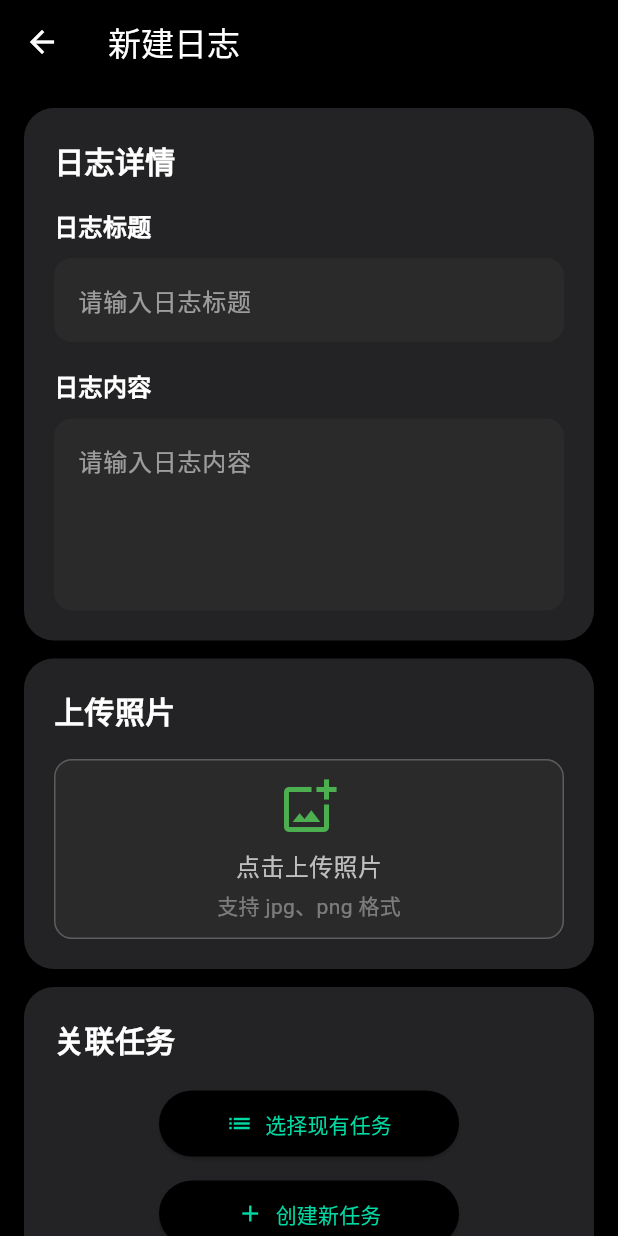
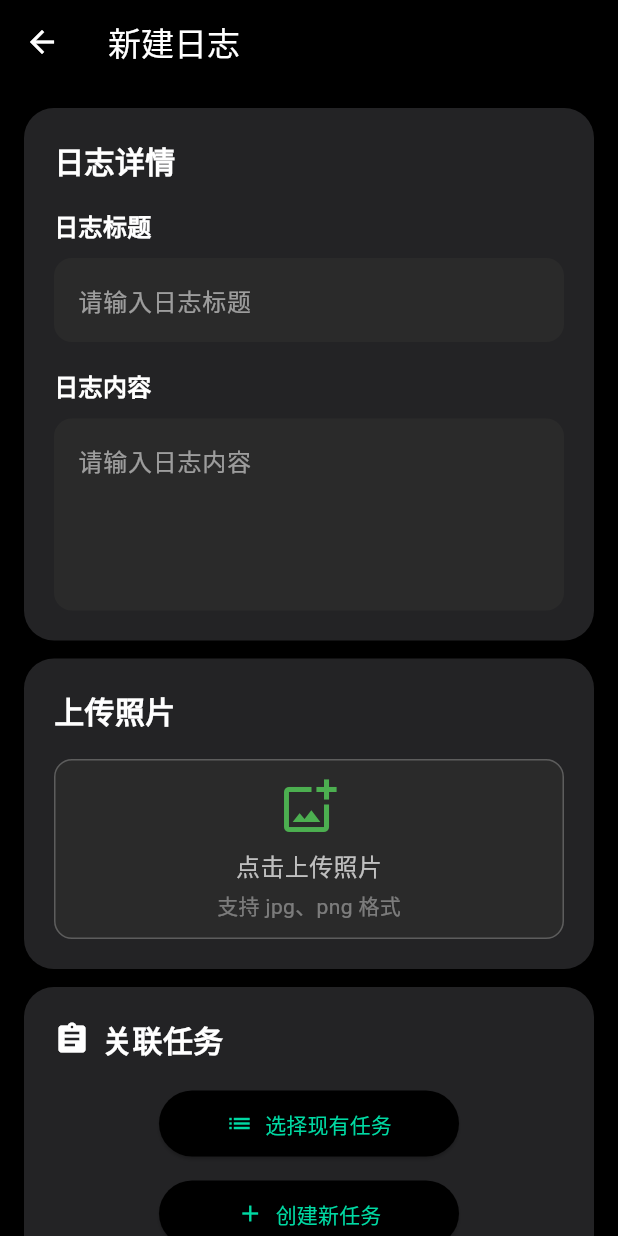
Before and after one commit to CzNd0729/nullworking, a Flutter app: the CreateLogPage screen opened directly, on a phone screen of 412 x 824 dp. Run offline on Flutter 3.47's test engine with Material 3 defaults, Android fonts, the phone set to English and light mode, and no system bars; our stand-ins replace image_picker, shared_preferences; accounts and stored records are empty.

Commit message:
优化使编辑日志时不得更改关联任务

```diff
--- a/frontend/lib/pages/log/create_log_page.dart
+++ b/frontend/lib/pages/log/create_log_page.dart
@@ -37,10 +37,8 @@ class _CreateLogPageState extends State<CreateLogPage> {
   @override
   void initState() {
     super.initState();
-    if (widget.preSelectedTask != null) {
-      _selectedTask = widget.preSelectedTask;
-    } else if (widget.logToEdit != null) {
-      // 编辑模式下预填充表单
+    if (widget.logToEdit != null) {
+      // 编辑模式下预填充表单，不保留任务关联信息
       final log = widget.logToEdit!;
       _titleController.text = log.logTitle;
       _contentController.text = log.logContent;
@@ -93,6 +91,9 @@ class _CreateLogPageState extends State<CreateLogPage> {
   }
 
   Future<void> _openTaskSelection() async {
+    // 如果是编辑模式，直接返回
+    if (widget.logToEdit != null) return;
+
     FocusManager.instance.primaryFocus?.unfocus();
     final tasks = await _logBusiness.getExecutorTasksForLogSelection();
     final Task? chosen = await showModalBottomSheet<Task?>(
@@ -479,6 +480,7 @@ class _CreateLogPageState extends State<CreateLogPage> {
     final title = _titleController.text.trim();
     final content = _contentController.text.trim();
 
+    // 仅在创建日志时检查任务关联
     if (widget.logToEdit == null && _selectedTask == null) {
       ScaffoldMessenger.of(
         context,
@@ -547,9 +549,11 @@ class _CreateLogPageState extends State<CreateLogPage> {
       // 构建Log对象 - 图片仅在前端显示，不上传到fileIds
       final Log logToProcess = Log(
         logId: widget.logToEdit?.logId ?? '',
-        taskId: _selectedTask?.taskId != null
+        taskId: widget.logToEdit != null
+            ? widget.logToEdit!.taskId
+            : (_selectedTask?.taskId != null
                   ? int.tryParse(_selectedTask!.taskId)
-            : null,
+                  : null),
         logTitle: title,
         logContent: content,
         logStatus: _isCompleted ? 1 : 0,
@@ -876,7 +880,7 @@ class _CreateLogPageState extends State<CreateLogPage> {
                 ],
               ),
             ),
-            // 关联任务卡片
+            // 任务关联卡片
             Container(
               width: double.infinity,
               padding: const EdgeInsets.all(20),
@@ -888,15 +892,59 @@ class _CreateLogPageState extends State<CreateLogPage> {
               child: Column(
                 crossAxisAlignment: CrossAxisAlignment.start,
                 children: [
-                  const Text(
-                    '关联任务',
-                    style: TextStyle(
+                  Row(
+                    children: [
+                      const Icon(Icons.assignment, color: Colors.white),
+                      const SizedBox(width: 8),
+                      Text(
+                        widget.logToEdit == null ? '关联任务' : '已关联任务',
+                        style: const TextStyle(
                           color: Colors.white,
                           fontWeight: FontWeight.bold,
                           fontSize: 20,
                         ),
                       ),
+                    ],
+                  ),
                   const SizedBox(height: 18),
+                  if (widget.logToEdit != null &&
+                      widget.logToEdit!.taskId != null)
+                    Container(
+                      width: double.infinity,
+                      padding: const EdgeInsets.all(12),
+                      decoration: BoxDecoration(
+                        color: const Color(0xFF1E1E1E),
+                        borderRadius: BorderRadius.circular(12),
+                        border: Border.all(
+                          color: const Color(0xFF2CB7B3),
+                          width: 1,
+                        ),
+                      ),
+                      child: Row(
+                        children: [
+                          const Icon(
+                            Icons.task_alt,
+                            color: Color(0xFF2CB7B3),
+                            size: 20,
+                          ),
+                          const SizedBox(width: 8),
+                          Expanded(
+                            child: Text(
+                              widget.logToEdit!.taskTitle ??
+                                  '任务${widget.logToEdit!.taskId}',
+                              style: const TextStyle(
+                                color: Colors.white,
+                                fontSize: 16,
+                                fontWeight: FontWeight.w500,
+                              ),
+                            ),
+                          ),
+                        ],
+                      ),
+                    )
+                  else if (widget.logToEdit == null)
+                    Column(
+                      children: [
                         Center(
                           child: SizedBox(
                             width: 200,
@@ -910,7 +958,9 @@ class _CreateLogPageState extends State<CreateLogPage> {
                               ),
                               style: ElevatedButton.styleFrom(
                                 backgroundColor: const Color(0xFF000000),
-                          padding: const EdgeInsets.symmetric(vertical: 12),
+                                padding: const EdgeInsets.symmetric(
+                                  vertical: 12,
+                                ),
                               ),
                             ),
                           ),
@@ -937,15 +987,18 @@ class _CreateLogPageState extends State<CreateLogPage> {
                               label: const Text('创建新任务'),
                               style: ElevatedButton.styleFrom(
                                 backgroundColor: const Color(0xFF000000),
-                          padding: const EdgeInsets.symmetric(vertical: 12),
+                                padding: const EdgeInsets.symmetric(
+                                  vertical: 12,
+                                ),
                               ),
                             ),
                           ),
                         ),
                       ],
                     ),
+                ],
               ),
-            // ... 其余部分保持不变
+            ),
             const SizedBox(height: 12),
             Container(
               width: double.infinity,
```
Lines whose indentation alone changed are shown as unchanged.
